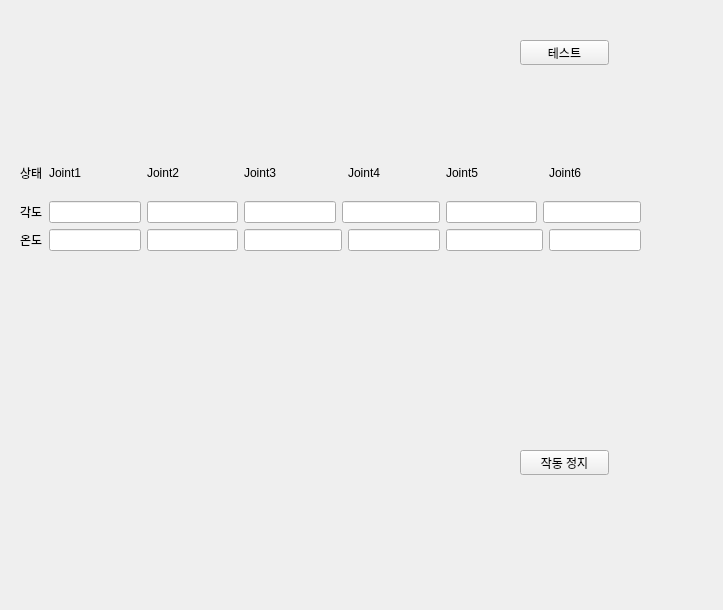
This is src/store_package/ui/robot_manage.ui in cccsssshh/Aris_Team5 as Qt 5 draws it before an edit. The edited form follows.
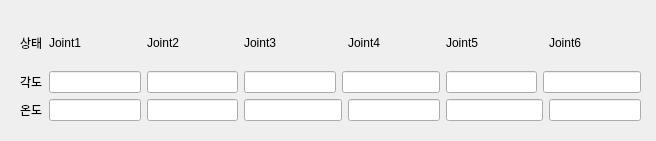
This is the edited form.

What changed in the file:
```diff
--- a/src/store_package/ui/robot_manage.ui
+++ b/src/store_package/ui/robot_manage.ui
@@ -6,44 +6,18 @@
    <rect>
     <x>0</x>
     <y>0</y>
-    <width>723</width>
-    <height>610</height>
+    <width>656</width>
+    <height>141</height>
    </rect>
   </property>
   <property name="windowTitle">
    <string>Form</string>
   </property>
-  <widget class="QPushButton" name="testBtn">
-   <property name="geometry">
-    <rect>
-     <x>520</x>
-     <y>40</y>
-     <width>89</width>
-     <height>25</height>
-    </rect>
-   </property>
-   <property name="text">
-    <string>테스트</string>
-   </property>
-  </widget>
-  <widget class="QPushButton" name="stopBtn">
-   <property name="geometry">
-    <rect>
-     <x>520</x>
-     <y>450</y>
-     <width>89</width>
-     <height>25</height>
-    </rect>
-   </property>
-   <property name="text">
-    <string>작동 정지</string>
-   </property>
-  </widget>
-  <widget class="QWidget" name="">
+  <widget class="QWidget" name="layoutWidget">
    <property name="geometry">
     <rect>
      <x>20</x>
-     <y>150</y>
+     <y>20</y>
      <width>621</width>
      <height>101</height>
     </rect>
```
